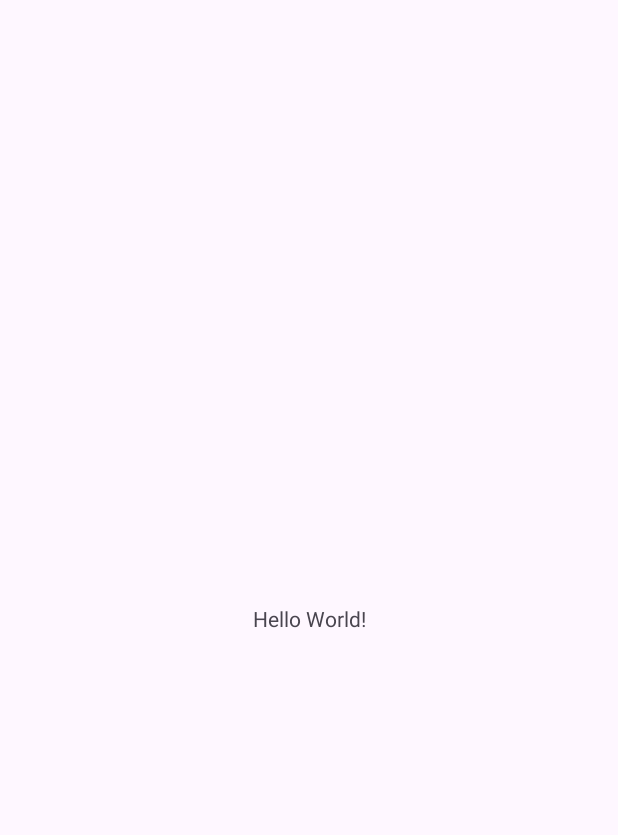
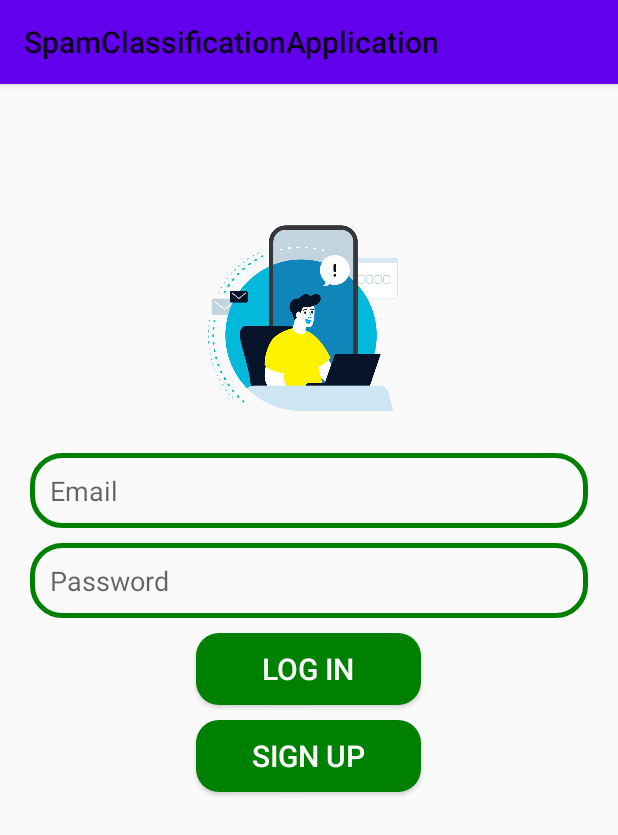
Before and after one commit to Vishwa-docs/KH015_Krypton-Kochi_Hackathon, an Android app: the screen it shows after launch (MainActivity before the commit, Login after it), on a phone screen of 412 x 824 dp. Before the commit the part shown is almost empty. Shown: the top 835 px of the screen. Run offline under Robolectric (Android 15) with nearby library versions, the phone set to English and light mode, and no system bars.

Commit message:
Redid all Android Codes

```diff
--- /dev/null
+++ b/SpamClassificationApplication/app/src/main/java/com/example/spamclassificationapplication/Login.kt
@@ -0,0 +1,34 @@
+package com.example.spamclassificationapplication
+
+import android.content.Intent
+import androidx.appcompat.app.AppCompatActivity
+import android.os.Bundle
+import android.widget.Button
+import android.widget.EditText
+
+private lateinit var edtEmail: EditText
+private lateinit var edtPassword: EditText
+private lateinit var btnLogin: Button
+private lateinit var btnSignUp: Button
+
+//    AUTHENTICATION INITIALIZATION
+// private lateinit var mAuth: FirebaseAuth
+
+class Login : AppCompatActivity() {
+    override fun onCreate(savedInstanceState: Bundle?) {
+        super.onCreate(savedInstanceState)
+        setContentView(R.layout.activity_login)
+
+        edtEmail = findViewById(R.id.edt_email)
+        edtPassword = findViewById(R.id.edt_password)
+        btnLogin = findViewById(R.id.btn_login)
+        btnSignUp = findViewById(R.id.btn_signup)
+
+
+        btnSignUp.setOnClickListener {
+            val intent = Intent(this, SignUp::class.java)
+            startActivity(intent)
+        }
+
+    }
+}
--- /dev/null
+++ b/SpamClassificationApplication/app/src/main/res/drawable/btn_background.xml
@@ -0,0 +1,5 @@
+<?xml version="1.0" encoding="utf-8"?>
+<shape xmlns:android="http://schemas.android.com/apk/res/android">
+    <corners android:radius="15dp"></corners>
+    <solid android:color="@color/green"/>
+</shape>
--- /dev/null
+++ b/SpamClassificationApplication/app/src/main/res/drawable/edt_background.xml
@@ -0,0 +1,5 @@
+<?xml version="1.0" encoding="utf-8"?>
+<shape xmlns:android="http://schemas.android.com/apk/res/android">
+    <corners android:radius="20dp" />
+    <stroke android:color="@color/green" android:width="3dp" />
+</shape>
--- /dev/null
+++ b/SpamClassificationApplication/app/src/main/res/drawable/message_box_background.xml
@@ -0,0 +1,5 @@
+<?xml version="1.0" encoding="utf-8"?>
+<shape xmlns:android="http://schemas.android.com/apk/res/android">
+    <corners android:radius="20dp" />
+    <stroke android:color="@color/green" android:width="2dp" />
+</shape>
--- /dev/null
+++ b/SpamClassificationApplication/app/src/main/res/layout/activity_login.xml
@@ -0,0 +1,66 @@
+<?xml version="1.0" encoding="utf-8"?>
+<RelativeLayout
+    xmlns:android="http://schemas.android.com/apk/res/android"
+    xmlns:app="http://schemas.android.com/apk/res-auto"
+    xmlns:tools="http://schemas.android.com/tools"
+    android:layout_width="match_parent"
+    android:layout_height="match_parent"
+    tools:context=".Login">
+
+    <ImageView
+        android:id="@+id/app_logo"
+        android:layout_width="158dp"
+        android:layout_height="158dp"
+        android:src="@drawable/introimg"
+        android:layout_centerHorizontal="true"
+        android:layout_marginTop="78dp" />
+
+    <EditText
+        android:id="@+id/edt_email"
+        android:layout_width="match_parent"
+        android:layout_height="50dp"
+        android:layout_below="@id/app_logo"
+        android:layout_marginTop="10dp"
+        android:hint="Email"
+        android:paddingLeft="13dp"
+        android:background="@drawable/edt_background"
+        android:layout_marginLeft="20dp"
+        android:layout_marginRight="20dp" />
+
+    <EditText
+        android:id="@+id/edt_password"
+        android:layout_width="match_parent"
+        android:layout_height="50dp"
+        android:layout_below="@id/edt_email"
+        android:layout_marginTop="10dp"
+        android:hint="Password"
+        android:paddingLeft="13dp"
+        android:background="@drawable/edt_background"
+        android:layout_marginLeft="20dp"
+        android:layout_marginRight="20dp" />
+
+    <Button
+        android:id="@+id/btn_login"
+        android:layout_width="150dp"
+        android:layout_height="wrap_content"
+        android:layout_below="@id/edt_password"
+        android:text="Log In"
+        android:background="@drawable/btn_background"
+        android:textColor="@color/white"
+        android:textSize="20sp"
+        android:layout_centerHorizontal="true"
+        android:layout_marginTop="10dp"/>
+
+    <Button
+        android:id="@+id/btn_signup"
+        android:layout_width="150dp"
+        android:layout_height="wrap_content"
+        android:layout_below="@id/btn_login"
+        android:text="Sign Up"
+        android:background="@drawable/btn_background"
+        android:textColor="@color/white"
+        android:textSize="20sp"
+        android:layout_centerHorizontal="true"
+        android:layout_marginTop="10dp"/>
+
+</RelativeLayout>
--- a/SpamClassificationApplication/app/src/main/res/layout/activity_main.xml
+++ b/SpamClassificationApplication/app/src/main/res/layout/activity_main.xml
@@ -1,18 +1,31 @@
 <?xml version="1.0" encoding="utf-8"?>
-<androidx.constraintlayout.widget.ConstraintLayout xmlns:android="http://schemas.android.com/apk/res/android"
+<RelativeLayout
+    xmlns:android="http://schemas.android.com/apk/res/android"
     xmlns:app="http://schemas.android.com/apk/res-auto"
     xmlns:tools="http://schemas.android.com/tools"
     android:layout_width="match_parent"
     android:layout_height="match_parent"
-    tools:context=".MainActivity">
+    tools:context=".Login">
+</RelativeLayout>
 
-    <TextView
-        android:layout_width="wrap_content"
-        android:layout_height="wrap_content"
-        android:text="Hello World!"
-        app:layout_constraintBottom_toBottomOf="parent"
-        app:layout_constraintEnd_toEndOf="parent"
-        app:layout_constraintStart_toStartOf="parent"
-        app:layout_constraintTop_toTopOf="parent" />
+    <!--<?xml version="1.0" encoding="utf-8"?>-->
+    <!--<androidx.constraintlayout.widget.ConstraintLayout xmlns:android="http://schemas.android.com/apk/res/android"-->
+    <!--    xmlns:app="http://schemas.android.com/apk/res-auto"-->
+    <!--    xmlns:tools="http://schemas.android.com/tools"-->
+    <!--    android:layout_width="match_parent"-->
+    <!--    android:layout_height="match_parent"-->
+    <!--    tools:context=".MainActivity">-->
 
-</androidx.constraintlayout.widget.ConstraintLayout>
+    <!--    &lt;!&ndash;    We want a scrollable list for the app &ndash;&gt;-->
+
+    <!--    <androidx.recyclerview.widget.RecyclerView-->
+    <!--        android:id="@+id/userRecyclerView"-->
+    <!--        android:layout_width="match_parent"-->
+    <!--        android:layout_height="match_parent"-->
+    <!--        app:layout_constraintBottom_toBottomOf="parent"-->
+    <!--        app:layout_constraintEnd_toEndOf="parent"-->
+    <!--        app:layout_constraintStart_toStartOf="parent"-->
+    <!--        tools:listitem="@layout/user_layout"-->
+    <!--        app:layout_constraintTop_toTopOf="parent" />-->
+
+    <!--</androidx.constraintlayout.widget.ConstraintLayout>-->
--- a/SpamClassificationApplication/app/src/main/res/values-night/themes.xml
+++ b/SpamClassificationApplication/app/src/main/res/values-night/themes.xml
@@ -1,7 +1,16 @@
 <resources xmlns:tools="http://schemas.android.com/tools">
     <!-- Base application theme. -->
-    <style name="Base.Theme.SpamClassificationApplication" parent="Theme.Material3.DayNight.NoActionBar">
-        <!-- Customize your dark theme here. -->
-        <!-- <item name="colorPrimary">@color/my_dark_primary</item> -->
+    <style name="Theme.SpamClassificationApplication" parent="Theme.MaterialComponents.DayNight.DarkActionBar">
+        <!-- Primary brand color. -->
+        <item name="colorPrimary">@color/purple_200</item>
+        <item name="colorPrimaryVariant">@color/purple_700</item>
+        <item name="colorOnPrimary">@color/black</item>
+        <!-- Secondary brand color. -->
+        <item name="colorSecondary">@color/teal_200</item>
+        <item name="colorSecondaryVariant">@color/teal_200</item>
+        <item name="colorOnSecondary">@color/black</item>
+        <!-- Status bar color. -->
+        <item name="android:statusBarColor">?attr/colorPrimaryVariant</item>
+        <!-- Customize your theme here. -->
     </style>
 </resources>
--- a/SpamClassificationApplication/app/src/main/res/values/colors.xml
+++ b/SpamClassificationApplication/app/src/main/res/values/colors.xml
@@ -1,5 +1,11 @@
 <?xml version="1.0" encoding="utf-8"?>
 <resources>
+    <color name="purple_200">#FFBB86FC</color>
+    <color name="purple_500">#FF6200EE</color>
+    <color name="purple_700">#FF3700B3</color>
+    <color name="teal_200">#FF03DAC5</color>
+    <color name="teal_700">#FF018786</color>
     <color name="black">#FF000000</color>
     <color name="white">#FFFFFFFF</color>
+    <color name="green">#008000</color>
 </resources>
--- a/SpamClassificationApplication/app/src/main/res/values/themes.xml
+++ b/SpamClassificationApplication/app/src/main/res/values/themes.xml
@@ -1,9 +1,16 @@
 <resources xmlns:tools="http://schemas.android.com/tools">
     <!-- Base application theme. -->
-    <style name="Base.Theme.SpamClassificationApplication" parent="Theme.Material3.DayNight.NoActionBar">
-        <!-- Customize your light theme here. -->
-        <!-- <item name="colorPrimary">@color/my_light_primary</item> -->
+    <style name="Theme.SpamClassificationApplication" parent="Theme.AppCompat.Light">
+        <!-- Primary brand color. -->
+        <item name="colorPrimary">@color/purple_500</item>
+        <item name="colorPrimaryVariant">@color/purple_700</item>
+        <item name="colorOnPrimary">@color/white</item>
+        <!-- Secondary brand color. -->
+        <item name="colorSecondary">@color/teal_200</item>
+        <item name="colorSecondaryVariant">@color/teal_700</item>
+        <item name="colorOnSecondary">@color/black</item>
+        <!-- Status bar color. -->
+        <item name="android:statusBarColor">?attr/colorPrimaryVariant</item>
+        <!-- Customize your theme here. -->
     </style>
-
-    <style name="Theme.SpamClassificationApplication" parent="Base.Theme.SpamClassificationApplication" />
 </resources>
```
Also changed, not shown: SpamClassificationApplication/app/src/main/AndroidManifest.xml (+7 -1 lines), SpamClassificationApplication/app/src/main/java/com/example/spamclassificationapplication/SignUp.kt (added, +11 -0 lines), SpamClassificationApplication/app/src/main/res/layout/activity_sign_up.xml (added, +67 -0 lines), SpamClassificationApplication/app/src/main/res/drawable/bell.png (added), SpamClassificationApplication/app/src/main/res/drawable/introimg.png (added), SpamClassificationApplication/app/src/main/res/drawable/send.png (added).
